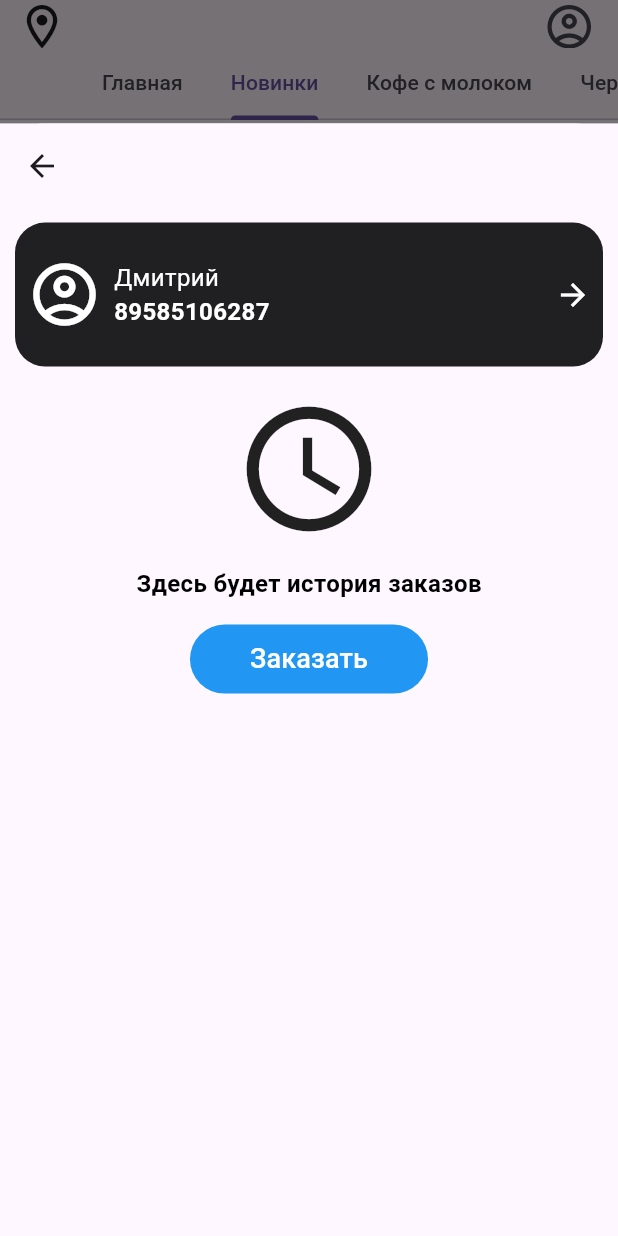
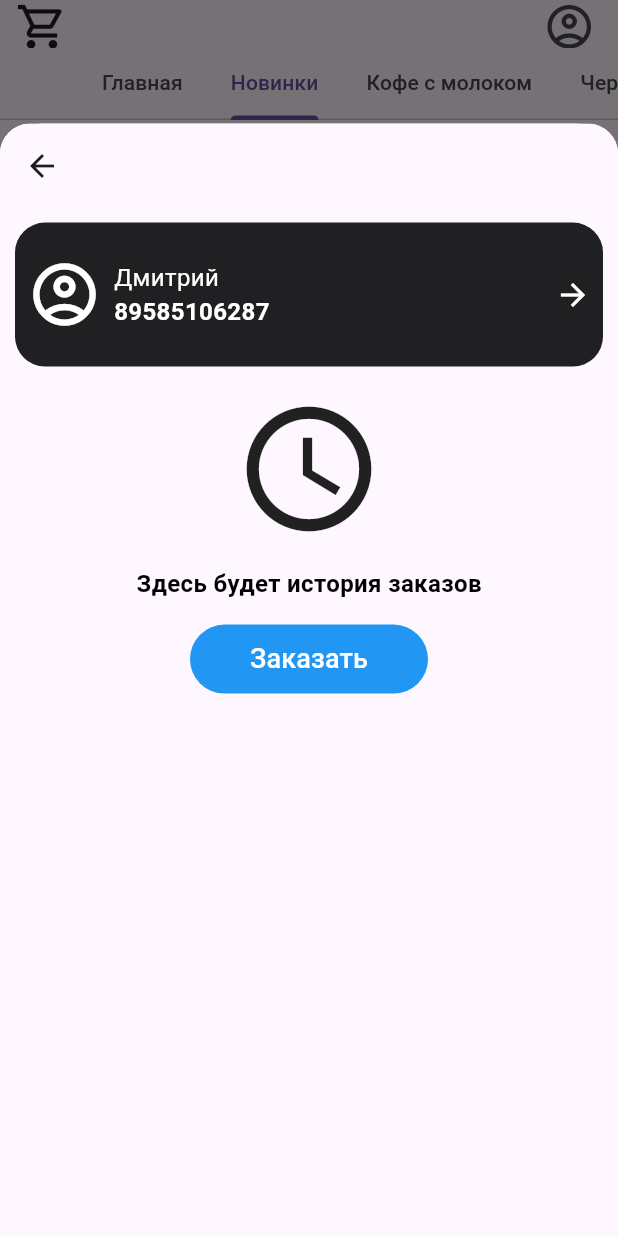
Before and after one commit to domon1/coffee-maker-client, a Flutter app: the screen it shows after launch, tab 2 chosen, after a tap on the "account circle" icon, on a phone screen of 412 x 824 dp. Run offline on Flutter 3.47's test engine with Material 3 defaults, Android fonts, the phone set to English and light mode, and no system bars; missing offline and left inert: dart:ffi.

Commit message:
feat: Добавление корзины

```diff
--- a/lib/features/appbar/coffee_maker_appbar.dart
+++ b/lib/features/appbar/coffee_maker_appbar.dart
@@ -1,10 +1,12 @@
 import 'package:coffe_maker_project/features/menu_strip/menu_strip.dart';
+import 'package:coffe_maker_project/features/pages/cart_page/cart_page.dart';
 import 'package:coffe_maker_project/features/pages/profile_page/profile_page.dart';
 import 'package:coffe_maker_project/util/test_data/models/user_profile.dart';
 import 'package:flutter/material.dart';
 
 class CoffeeMakerAppbar extends StatefulWidget implements PreferredSizeWidget {
-  const CoffeeMakerAppbar({super.key, required this.preferredSize, required this.userProfile});
+  const CoffeeMakerAppbar(
+      {super.key, required this.preferredSize, required this.userProfile});
 
   @override
   final Size preferredSize;
@@ -19,9 +21,17 @@ class _CoffeeMakerAppbarState extends State<CoffeeMakerAppbar> {
   @override
   Widget build(BuildContext context) {
     return AppBar(
-      leading: const Icon(
-        Icons.location_on_outlined,
-        size: 35,
+      leading: InkWell(
+        onTap: () {
+          showModalPage(
+            context,
+            const CartPage(),
+          );
+        },
+        child: const Icon(
+          Icons.shopping_cart_outlined,
+          size: 35,
+        ),
       ),
       actions: [
         Padding(
@@ -29,15 +39,9 @@ class _CoffeeMakerAppbarState extends State<CoffeeMakerAppbar> {
           child: InkWell(
             radius: 40,
             onTap: () {
-              showModalBottomSheet(
-                isScrollControlled: true,
-                context: context,
-                builder: (BuildContext context) {
-                  return FractionallySizedBox(
-                    heightFactor: 0.9,
-                    child: ProfilePage(userProfile: widget.userProfile,),
-                  );
-                },
+              showModalPage(
+                context,
+                ProfilePage(userProfile: widget.userProfile),
               );
             },
             child: const Icon(
@@ -47,7 +51,27 @@ class _CoffeeMakerAppbarState extends State<CoffeeMakerAppbar> {
           ),
         )
       ],
-      bottom: const TabBar(tabs: tabsItems, isScrollable: true,),
+      bottom: const TabBar(
+        tabs: tabsItems,
+        isScrollable: true,
+      ),
+    );
+  }
+
+  Future<dynamic> showModalPage(BuildContext context, Widget child) {
+    return showModalBottomSheet(
+      isScrollControlled: true,
+      context: context,
+      builder: (BuildContext context) {
+        return FractionallySizedBox(
+          heightFactor: 0.9,
+          child: ClipRRect(
+              borderRadius: const BorderRadius.vertical(
+                top: Radius.circular(20),
+              ),
+              child: child),
+        );
+      },
     );
   }
 }
```
Also changed, not shown: lib/features/pages/cart_page/cart_item.dart (added, +96 -0 lines), lib/features/pages/cart_page/cart_page.dart (added, +43 -0 lines), lib/util/test_data/models/item_cart_model.dart (added, +15 -0 lines).
